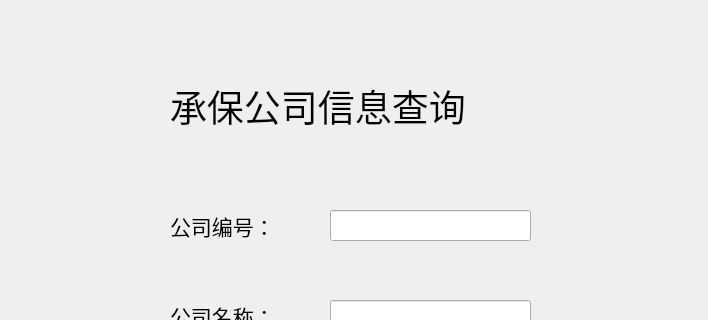
Above: incsearchdialog.ui from Vaskka/DR_Projects before the change; both pictures show x 0 to 708 and y 0 to 320 of the 708 by 544 pixel window. Below: the same form after it.
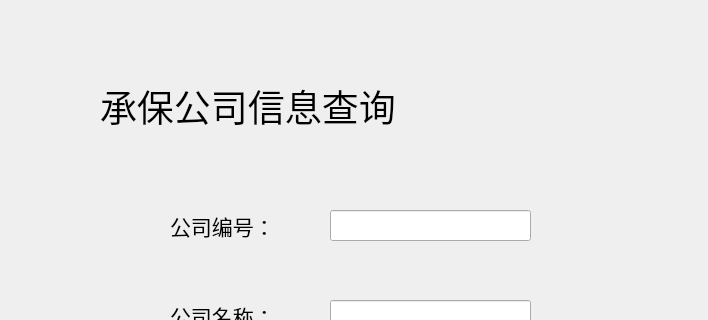
That is the form after the change.

Diff of the .ui file:
```diff
--- a/incsearchdialog.ui
+++ b/incsearchdialog.ui
@@ -16,9 +16,9 @@
   <widget class="QLabel" name="label_61">
    <property name="geometry">
     <rect>
-     <x>170</x>
+     <x>100</x>
      <y>70</y>
-     <width>381</width>
+     <width>531</width>
      <height>71</height>
     </rect>
    </property>
@@ -46,7 +46,7 @@
     <rect>
      <x>170</x>
      <y>200</y>
-     <width>181</width>
+     <width>151</width>
      <height>51</height>
     </rect>
    </property>
```
Left out of the diff: 21 changed lines with no effect on the pictures.
